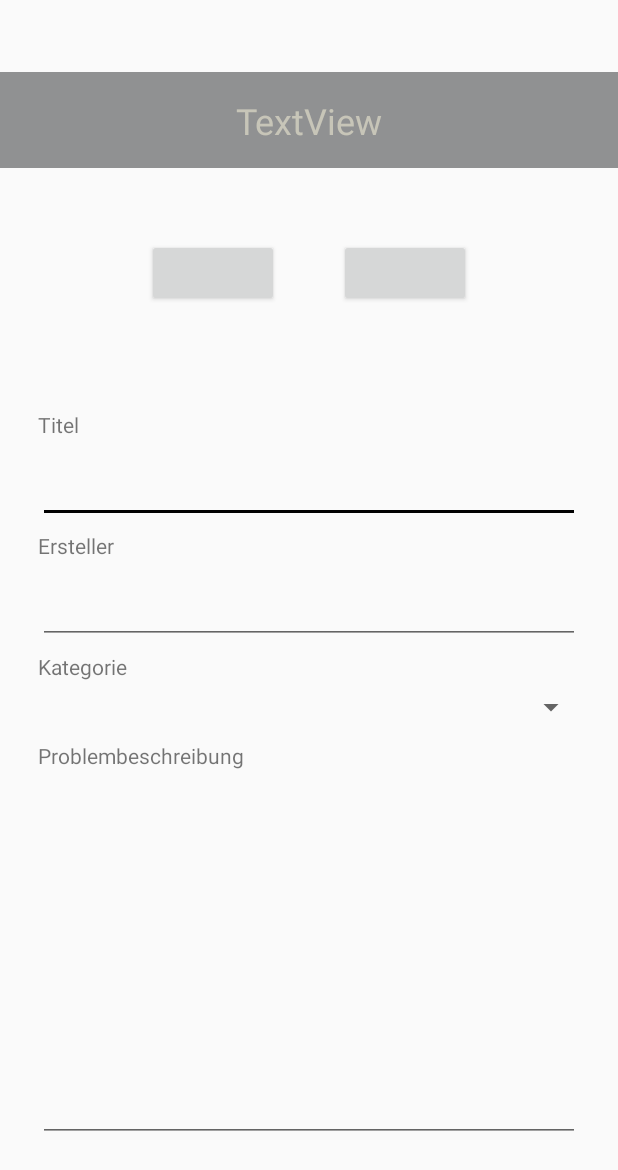
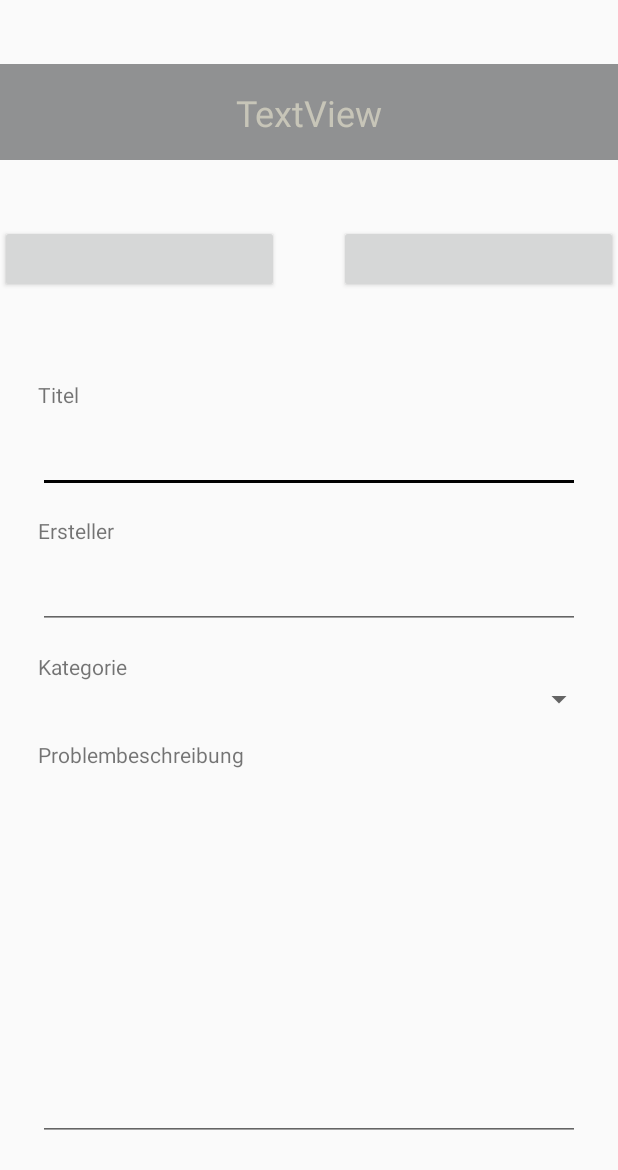
Before and after one commit to rurfy/EMI, an Android app: the layout show_ticket.xml on its own in the app's theme, with its tools: preview values and no code run, on a phone screen of 412 x 824 dp. Shown: the top 1170 px of the screen. Run offline under Robolectric (Android 15) with nearby library versions, the light colour scheme and no system bars.

Commit message:
TWEAK Update letzter Stand

```diff
--- a/app/src/main/res/layout/show_ticket.xml
+++ b/app/src/main/res/layout/show_ticket.xml
@@ -18,7 +18,7 @@
 
     <LinearLayout
         android:id="@+id/linearLayoutButtons"
-        android:layout_width="wrap_content"
+        android:layout_width="0dp"
         android:layout_height="wrap_content"
         android:orientation="horizontal"
         app:layout_constraintBottom_toTopOf="@+id/scrollView"
@@ -70,7 +70,6 @@
                 android:id="@+id/textViewTitle"
                 android:layout_width="match_parent"
                 android:layout_height="0dp"
-                android:layout_marginTop="5dp"
                 android:layout_weight="1"
                 android:paddingLeft="10dp"
                 android:paddingRight="10dp"
@@ -80,7 +79,8 @@
                 android:id="@+id/textInputLayoutTitle"
                 android:layout_width="match_parent"
                 android:layout_height="0dp"
-                android:layout_weight="2"
+                android:layout_marginBottom="5dp"
+                android:layout_weight="1"
                 android:paddingLeft="10dp"
                 android:paddingRight="10dp">
 
@@ -94,7 +94,7 @@
                 android:id="@+id/textViewCreator"
                 android:layout_width="match_parent"
                 android:layout_height="0dp"
-                android:layout_marginTop="5dp"
+                android:layout_marginTop="10dp"
                 android:layout_weight="1"
                 android:paddingLeft="10dp"
                 android:paddingRight="10dp"
@@ -104,7 +104,8 @@
                 android:id="@+id/textInputLayoutCreator"
                 android:layout_width="match_parent"
                 android:layout_height="0dp"
-                android:layout_weight="2"
+                android:layout_marginBottom="5dp"
+                android:layout_weight="1"
                 android:paddingLeft="10dp"
                 android:paddingRight="10dp">
 
@@ -118,7 +119,7 @@
                 android:id="@+id/textViewCategory"
                 android:layout_width="match_parent"
                 android:layout_height="0dp"
-                android:layout_marginTop="5dp"
+                android:layout_marginTop="10dp"
                 android:layout_weight="1"
                 android:paddingLeft="10dp"
                 android:paddingRight="10dp"
@@ -128,7 +129,7 @@
                 android:id="@+id/spinnerCategory"
                 android:layout_width="match_parent"
                 android:layout_height="0dp"
-                android:layout_margin="5dp"
+                android:layout_marginBottom="5dp"
                 android:layout_weight="1"
                 android:paddingLeft="10dp"
                 android:paddingRight="10dp"
@@ -140,7 +141,7 @@
                 android:id="@+id/textViewProblem"
                 android:layout_width="match_parent"
                 android:layout_height="0dp"
-                android:layout_marginTop="5dp"
+                android:layout_marginTop="10dp"
                 android:layout_weight="1"
                 android:paddingLeft="10dp"
                 android:paddingRight="10dp"
@@ -150,7 +151,8 @@
                 android:id="@+id/textInputLayoutProblem"
                 android:layout_width="match_parent"
                 android:layout_height="0dp"
-                android:layout_weight="2"
+                android:layout_marginBottom="5dp"
+                android:layout_weight="1"
                 android:paddingLeft="10dp"
                 android:paddingRight="10dp">
 
@@ -158,7 +160,8 @@
                     android:id="@+id/textInputEditTextProblem"
                     android:layout_width="match_parent"
                     android:layout_height="wrap_content"
-                    android:lines="10" />
+                    android:lines="10"
+                    android:textColor="@color/colorPrimaryDark" />
             </android.support.design.widget.TextInputLayout>
 
         </LinearLayout>
```
